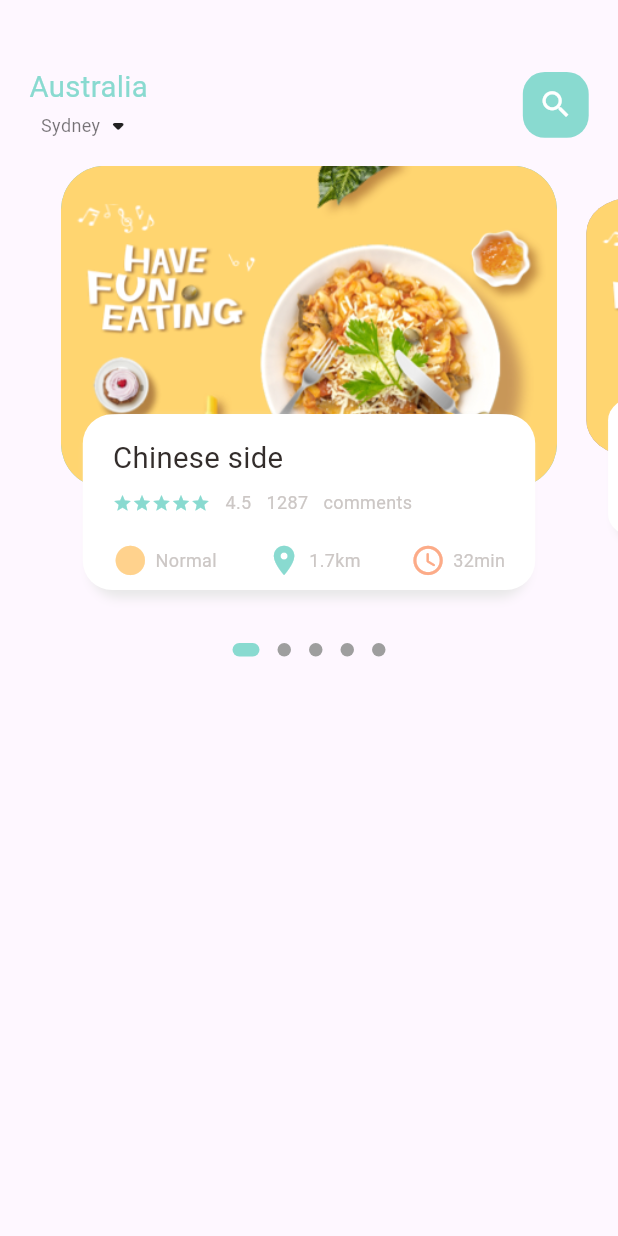
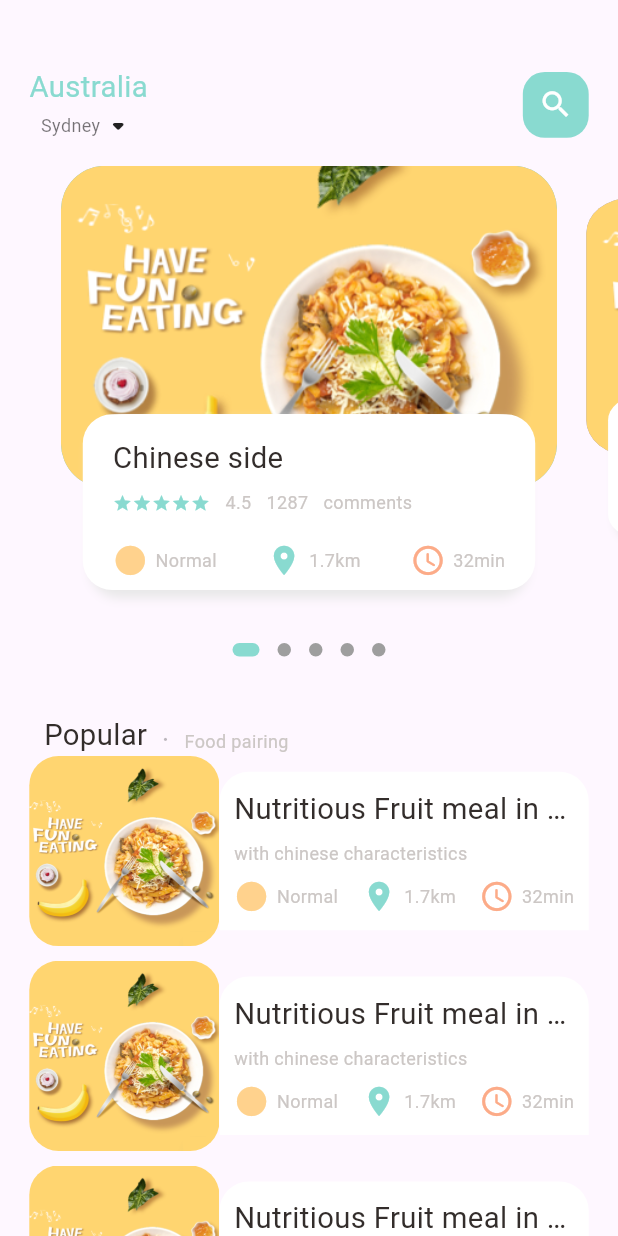
Before and after one commit to Pushpalal-Tharu/food_ordering_app, a Flutter app: the screen it shows after launch, on a phone screen of 412 x 824 dp. Run offline on Flutter 3.47's test engine with Material 2 defaults, Android fonts, the phone set to English and light mode, and no system bars; drawn by our look-alikes of dots_indicator; our stand-ins replace get.

Commit message:
Home page UI done

```diff
--- a/lib/home/food_page_body.dart
+++ b/lib/home/food_page_body.dart
@@ -39,6 +39,7 @@
   Widget build(BuildContext context) {
     return Column(
       children: [
+        //slider section
         Container(
           // color: Colors.red,
           height: Dimensions.pageView,
@@ -50,6 +51,7 @@
             },
           ),
         ),
+        //dots
         new DotsIndicator(
           dotsCount: 5,
           position: _currentPageValue.toInt(),
@@ -61,6 +63,122 @@
                 borderRadius: BorderRadius.circular(5.0)),
           ),
         ),
+        //Popular text
+        SizedBox(
+          height: Dimensions.height30,
+        ),
+        Container(
+          margin: EdgeInsets.only(left: Dimensions.width30),
+          child: Row(
+            crossAxisAlignment: CrossAxisAlignment.end,
+            children: [
+              BigText(text: "Popular"),
+              SizedBox(
+                width: Dimensions.width10,
+              ),
+              Container(
+                margin: const EdgeInsets.only(bottom: 3),
+                child: BigText(
+                  text: ".",
+                  color: Colors.black26,
+                ),
+              ),
+              SizedBox(
+                width: Dimensions.width10,
+              ),
+              Container(
+                margin: const EdgeInsets.only(bottom: 2),
+                child: SmallText(text: "Food pairing"),
+              )
+            ],
+          ),
+        ),
+        //list of food and images
+        ListView.builder(
+          shrinkWrap: true,
+          physics: NeverScrollableScrollPhysics(),
+          itemCount: 10,
+          itemBuilder: (context, index) {
+            return Container(
+              margin: EdgeInsets.only(
+                  left: Dimensions.width20,
+                  right: Dimensions.width20,
+                  bottom: Dimensions.height10),
+              child: Row(
+                children: [
+                  //image section
+                  Container(
+                    width: Dimensions.listviewImgSize,
+                    height: Dimensions.listviewImgSize,
+                    decoration: BoxDecoration(
+                      borderRadius: BorderRadius.circular(Dimensions.radius20),
+                      color: Colors.white38,
+                      image: DecorationImage(
+                        image: AssetImage("assets/image/food0.png"),
+                        fit: BoxFit.cover,
+                      ),
+                    ),
+                  ),
+                  //text container
+                  Expanded(
+                    child: Container(
+                      height: Dimensions.listviewTextContSize,
+                      decoration: BoxDecoration(
+                        borderRadius: BorderRadius.only(
+                          topRight: Radius.circular(Dimensions.radius20),
+                          topLeft: Radius.circular(Dimensions.radius20),
+                        ),
+                        color: Colors.white,
+                      ),
+                      child: Padding(
+                        padding: EdgeInsets.only(
+                          left: Dimensions.width10,
+                          right: Dimensions.width10,
+                        ),
+                        child: Column(
+                          crossAxisAlignment: CrossAxisAlignment.start,
+                          mainAxisAlignment: MainAxisAlignment.center,
+                          children: [
+                            BigText(
+                              text: "Nutritious Fruit meal in China",
+                            ),
+                            SizedBox(
+                              height: Dimensions.height10,
+                            ),
+                            SmallText(text: "with chinese characteristics"),
+                            SizedBox(
+                              height: Dimensions.height10,
+                            ),
+                            Row(
+                              mainAxisAlignment: MainAxisAlignment.spaceBetween,
+                              children: [
+                                IconAndTextWidget(
+                                  icon: Icons.circle_sharp,
+                                  text: "Normal",
+                                  iconColor: AppColors.iconColor1,
+                                ),
+                                IconAndTextWidget(
+                                  icon: Icons.location_on,
+                                  text: "1.7km",
+                                  iconColor: AppColors.mainColor,
+                                ),
+                                IconAndTextWidget(
+                                  icon: Icons.access_time_rounded,
+                                  text: "32min",
+                                  iconColor: AppColors.iconColor2,
+                                ),
+                              ],
+                            )
+                          ],
+                        ),
+                      ),
+                    ),
+                  )
+                ],
+              ),
+            );
+          },
+        )
       ],
     );
   }
@@ -178,7 +296,6 @@
                           icon: Icons.circle_sharp,
                           text: "Normal",
                           iconColor: AppColors.iconColor1,
-
                         ),
                         IconAndTextWidget(
                           icon: Icons.location_on,
--- a/lib/home/main_food_page.dart
+++ b/lib/home/main_food_page.dart
@@ -66,7 +66,7 @@
             ),
           ),
           //showing the body
-          FoodPageBody(),
+          Expanded(child: SingleChildScrollView(child: FoodPageBody())),
         ],
       ),
     );
--- a/lib/utils/dimensions.dart
+++ b/lib/utils/dimensions.dart
@@ -30,4 +30,8 @@
 
   //icon size
   static double iconSize24 = screenHeight / 35.17;
+
+  //list view size
+  static double listviewImgSize = screenWidth / 3.25;
+  static double listviewTextContSize = screenWidth / 3.9;
 }
```
